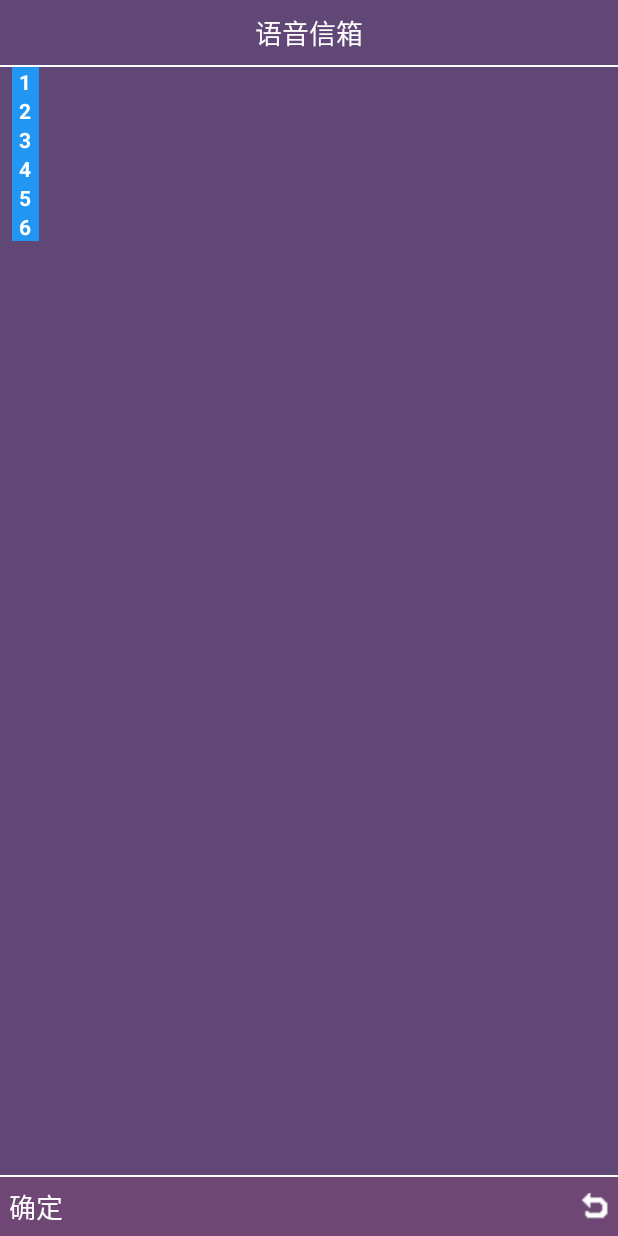
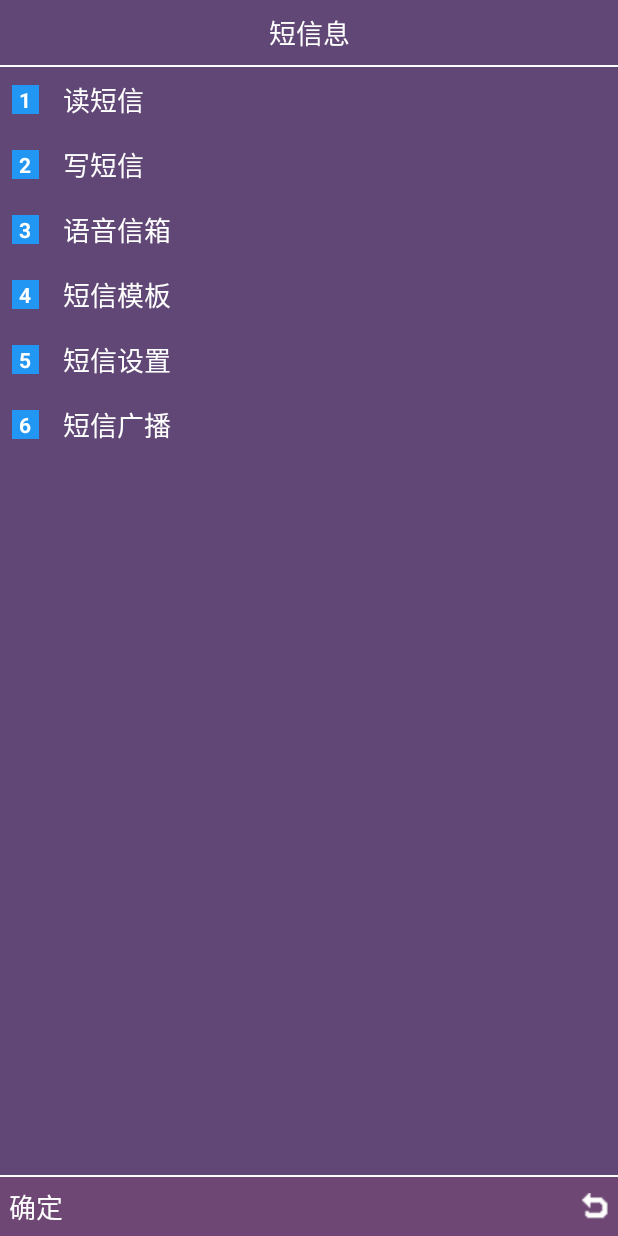
Before and after one commit to H5Q4/ShortMessage, an Android app: the screen it shows after launch (MainActivity), on a phone screen of 412 x 824 dp. Run offline under Robolectric (Android 15) with nearby library versions, the phone set to English and light mode, and no system bars.

```diff
--- a/app/src/main/java/com/szhr/shortmessage/MainActivity.java
+++ b/app/src/main/java/com/szhr/shortmessage/MainActivity.java
@@ -20,7 +20,7 @@ public class MainActivity extends BaseListActivity {
     protected void onCreate(Bundle savedInstanceState) {
         super.onCreate(savedInstanceState);
 
-        setTitle(getString(R.string.voice_msg_box));
+        setTitle(getString(R.string.app_name));
 
         askForContactPermission();
 
--- a/app/src/main/java/com/szhr/shortmessage/MsgBoxesActivity.java
+++ b/app/src/main/java/com/szhr/shortmessage/MsgBoxesActivity.java
@@ -16,8 +16,8 @@ public class MsgBoxesActivity extends BaseListActivity {
 
         setTitle(getString(R.string.read_sms));
 
-        inboxCount = SmsOperations.getSmsCount(this, SmsOperations.Folder.INBOX);
-        sentCount = SmsOperations.getSmsCount(this, SmsOperations.Folder.OUTBOX);
+        inboxCount = SmsOperations.getInboxCount(this);
+        sentCount = SmsOperations.getOutboxCount(this);
 
         addListItem(getString(R.string.inbox), inboxCount == 0 ? "" : String.valueOf(inboxCount));
         addListItem(getString(R.string.sent_box), sentCount == 0 ? "" : String.valueOf(sentCount));
--- a/app/src/main/java/com/szhr/shortmessage/base/BaseActivity.java
+++ b/app/src/main/java/com/szhr/shortmessage/base/BaseActivity.java
@@ -28,7 +28,7 @@ public class BaseActivity extends Activity {
     protected TextView leftTv;
     protected ImageView rightIv;
     protected TextView titleTv;
-    protected TextView contentTv;
+    protected TextView centerTv;
 
     protected static Handler handler;
 
@@ -48,7 +48,7 @@ public class BaseActivity extends Activity {
         titleTv = findViewById(R.id.titleTv);
         leftTv = findViewById(R.id.leftTv);
         rightIv = findViewById(R.id.rightIv);
-        contentTv = findViewById(R.id.centerTv);
+        centerTv = findViewById(R.id.centerTv);
 
         if (handler == null) {
             handler = new BaseHandler(this);
--- a/app/src/main/java/com/szhr/shortmessage/base/BaseListActivity.java
+++ b/app/src/main/java/com/szhr/shortmessage/base/BaseListActivity.java
@@ -31,7 +31,7 @@ public class BaseListActivity extends BaseActivity {
     public static final String ITEM_NAME = "name";
     public static final String ITEM_EXTRA = "extra";
 
-    private int textSize = DensityUtils.dp2px(this, 18);
+    private int textSize;
 
     protected ListView listView;
     protected int currentSelectedPosition;
@@ -46,6 +46,8 @@ public class BaseListActivity extends BaseActivity {
     protected void onCreate(Bundle savedInstanceState) {
         super.onCreate(savedInstanceState);
         setContentView(R.layout.activity_base_list);
+
+        textSize = 18;
 
         listView = findViewById(R.id.listView);
         listView.setItemsCanFocus(true);
--- a/app/src/main/res/values/strings.xml
+++ b/app/src/main/res/values/strings.xml
@@ -31,4 +31,7 @@
     <string name="none">无</string>
     <string name="empty_inbox">收件箱空</string>
     <string name="empty_sent_box">发件箱空</string>
+    <string name="input_phone_no">输入号码:</string>
+    <string name="find">查找</string>
+    <string name="invalid_input">无效输入</string>
 </resources>
```
Also changed, not shown: app/src/main/AndroidManifest.xml (+4 -3 lines), app/src/main/java/com/szhr/shortmessage/InputPhoneNoActivity.java (added, +48 -0 lines), app/src/main/java/com/szhr/shortmessage/SendOptionsActivity.java (+9 -4 lines), app/src/main/res/layout/activity_input_phone_no.xml (added, +27 -0 lines), 1 other file.
